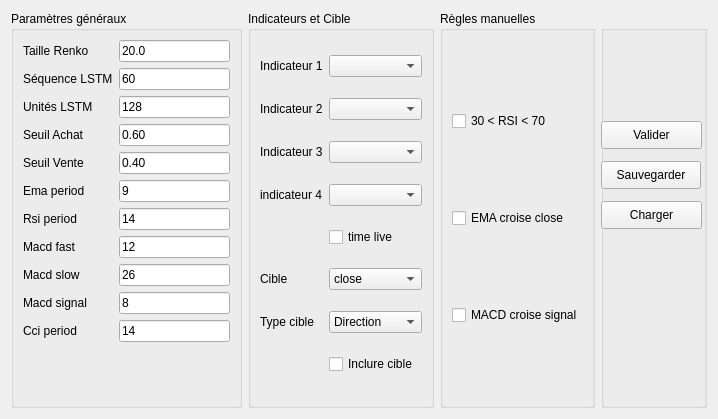
This is ui/config_tab.ui in pmergaux/PmxRkoGui as Qt 5 draws it before an edit. The edited form follows.
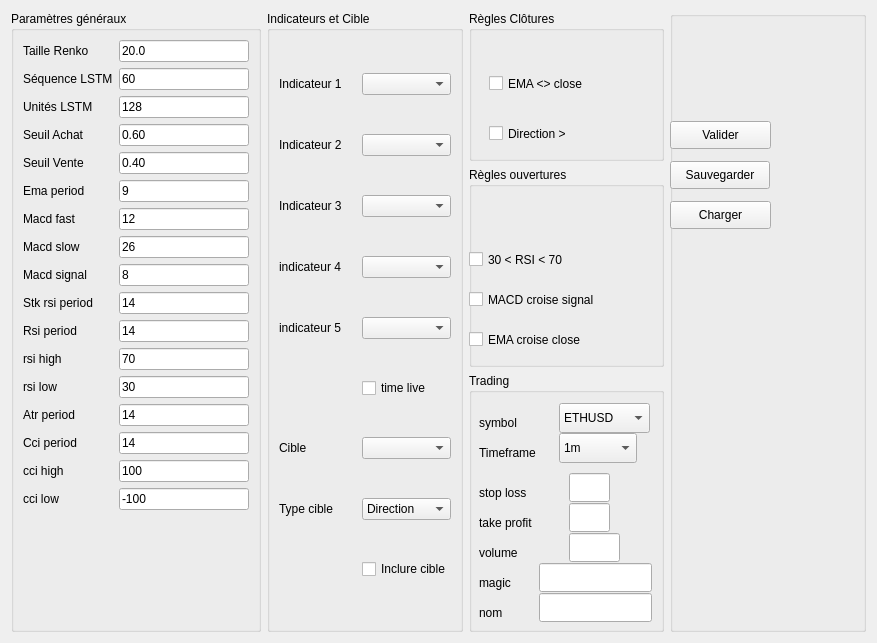
This is the edited form.

```diff
--- a/ui/config_tab.ui
+++ b/ui/config_tab.ui
@@ -6,19 +6,25 @@
    <rect>
     <x>0</x>
     <y>0</y>
-    <width>718</width>
-    <height>419</height>
+    <width>877</width>
+    <height>643</height>
    </rect>
   </property>
   <property name="maximumSize">
    <size>
-    <width>718</width>
+    <width>1920</width>
     <height>16777215</height>
    </size>
   </property>
   <layout class="QHBoxLayout">
    <item>
     <widget class="QGroupBox" name="group_params">
+     <property name="maximumSize">
+      <size>
+       <width>250</width>
+       <height>16777215</height>
+      </size>
+     </property>
      <property name="title">
       <string>Paramètres généraux</string>
      </property>
@@ -73,7 +79,7 @@
        </widget>
       </item>
       <item row="3" column="1">
-       <widget class="QLineEdit" name="threshold_buy">
+       <widget class="QLineEdit" name="lstm_threshold_buy">
         <property name="text">
          <string>0.60</string>
         </property>
@@ -87,29 +93,12 @@
        </widget>
       </item>
       <item row="4" column="1">
-       <widget class="QLineEdit" name="threshold_sell">
+       <widget class="QLineEdit" name="lstm_threshold_sell">
         <property name="text">
          <string>0.40</string>
         </property>
        </widget>
       </item>
-      <item row="6" column="0">
-       <widget class="QLabel" name="rsiPeriodLabel">
-        <property name="text">
-         <string>Rsi period</string>
-        </property>
-       </widget>
-      </item>
-      <item row="6" column="1">
-       <widget class="QLineEdit" name="rsi_period">
-        <property name="inputMask">
-         <string>##</string>
-        </property>
-        <property name="text">
-         <string>14</string>
-        </property>
-       </widget>
-      </item>
       <item row="7" column="0">
        <widget class="QLabel" name="macdFastLabel">
         <property name="text">
@@ -162,14 +151,14 @@
        </widget>
       </item>
       <item row="10" column="0">
-       <widget class="QLabel" name="cciPeriodLabel">
+       <widget class="QLabel" name="StkRsiPeriodLabel">
         <property name="text">
-         <string>Cci period</string>
+         <string>Stk rsi period</string>
         </property>
        </widget>
       </item>
       <item row="10" column="1">
-       <widget class="QLineEdit" name="cci_period">
+       <widget class="QLineEdit" name="stk_rsi_period">
         <property name="inputMask">
          <string>##</string>
         </property>
@@ -195,6 +184,110 @@
         </property>
        </widget>
       </item>
+      <item row="13" column="0">
+       <widget class="QLabel" name="rsiHighLabel">
+        <property name="text">
+         <string>rsi high</string>
+        </property>
+       </widget>
+      </item>
+      <item row="13" column="1">
+       <widget class="QLineEdit" name="rsi_high">
+        <property name="text">
+         <string>70</string>
+        </property>
+       </widget>
+      </item>
+      <item row="14" column="0">
+       <widget class="QLabel" name="rsiLowLabel">
+        <property name="text">
+         <string>rsi low</string>
+        </property>
+       </widget>
+      </item>
+      <item row="14" column="1">
+       <widget class="QLineEdit" name="rsi_low">
+        <property name="text">
+         <string>30</string>
+        </property>
+       </widget>
+      </item>
+      <item row="11" column="0">
+       <widget class="QLabel" name="rsiPeriodLabel">
+        <property name="text">
+         <string>Rsi period</string>
+        </property>
+       </widget>
+      </item>
+      <item row="11" column="1">
+       <widget class="QLineEdit" name="rsi_period">
+        <property name="inputMask">
+         <string>##</string>
+        </property>
+        <property name="text">
+         <string>14</string>
+        </property>
+       </widget>
+      </item>
+      <item row="15" column="0">
+       <widget class="QLabel" name="atrPeriodLabel">
+        <property name="text">
+         <string>Atr period</string>
+        </property>
+       </widget>
+      </item>
+      <item row="15" column="1">
+       <widget class="QLineEdit" name="atr_period">
+        <property name="text">
+         <string>14</string>
+        </property>
+       </widget>
+      </item>
+      <item row="19" column="0">
+       <widget class="QLabel" name="cciHighLabel">
+        <property name="text">
+         <string>cci high</string>
+        </property>
+       </widget>
+      </item>
+      <item row="19" column="1">
+       <widget class="QLineEdit" name="cci_high">
+        <property name="text">
+         <string>100</string>
+        </property>
+       </widget>
+      </item>
+      <item row="20" column="0">
+       <widget class="QLabel" name="cciLowLabel">
+        <property name="text">
+         <string>cci low</string>
+        </property>
+       </widget>
+      </item>
+      <item row="20" column="1">
+       <widget class="QLineEdit" name="cci_low">
+        <property name="text">
+         <string>-100</string>
+        </property>
+       </widget>
+      </item>
+      <item row="17" column="1">
+       <widget class="QLineEdit" name="cci_period">
+        <property name="inputMask">
+         <string>##</string>
+        </property>
+        <property name="text">
+         <string>14</string>
+        </property>
+       </widget>
+      </item>
+      <item row="17" column="0">
+       <widget class="QLabel" name="cciPeriodLabel_">
+        <property name="text">
+         <string>Cci period</string>
+        </property>
+       </widget>
+      </item>
      </layout>
     </widget>
    </item>
@@ -204,110 +297,47 @@
       <string>Indicateurs et Cible</string>
      </property>
      <layout class="QGridLayout" name="grid_features">
-      <item row="0" column="0">
-       <widget class="QLabel" name="label">
-        <property name="text">
-         <string>Indicateur 1</string>
-        </property>
-       </widget>
-      </item>
       <item row="2" column="1">
-       <widget class="QComboBox" name="feat_3">
-        <item>
-         <property name="text">
-          <string/>
-         </property>
-        </item>
-        <item>
-         <property name="text">
-          <string>LSTM</string>
-         </property>
-        </item>
-        <item>
-         <property name="text">
-          <string>EMA</string>
-         </property>
-        </item>
-        <item>
-         <property name="text">
-          <string>RSI</string>
-         </property>
-        </item>
-        <item>
-         <property name="text">
-          <string>MACD_line</string>
-         </property>
-        </item>
-        <item>
-         <property name="text">
-          <string>CCI</string>
-         </property>
-        </item>
-       </widget>
+       <widget class="QComboBox" name="feat_3"/>
+      </item>
+      <item row="4" column="1">
+       <widget class="QComboBox" name="feat_5"/>
+      </item>
+      <item row="1" column="1">
+       <widget class="QComboBox" name="feat_2"/>
       </item>
       <item row="6" column="0">
        <widget class="QLabel" name="label">
         <property name="text">
-         <string>Type cible</string>
+         <string>Cible</string>
         </property>
        </widget>
       </item>
-      <item row="7" column="1">
+      <item row="8" column="1">
        <widget class="QCheckBox" name="target_include">
         <property name="text">
          <string>Inclure cible</string>
         </property>
        </widget>
       </item>
-      <item row="1" column="0">
+      <item row="2" column="0">
        <widget class="QLabel" name="label">
         <property name="text">
-         <string>Indicateur 2</string>
+         <string>Indicateur 3</string>
+        </property>
+       </widget>
+      </item>
+      <item row="0" column="0">
+       <widget class="QLabel" name="label">
+        <property name="text">
+         <string>Indicateur 1</string>
         </property>
        </widget>
       </item>
       <item row="0" column="1">
-       <widget class="QComboBox" name="feat_1">
-        <item>
-         <property name="text">
-          <string/>
-         </property>
-        </item>
-        <item>
-         <property name="text">
-          <string>LSTM</string>
-         </property>
-        </item>
-        <item>
-         <property name="text">
-          <string>EMA</string>
-         </property>
-        </item>
-        <item>
-         <property name="text">
-          <string>RSI</string>
-         </property>
-        </item>
-        <item>
-         <property name="text">
-          <string>MACD_line</string>
-         </property>
-        </item>
-        <item>
-         <property name="text">
-          <string>CCI</string>
-         </property>
-        </item>
-       </widget>
+       <widget class="QComboBox" name="feat_1"/>
       </item>
-      <item row="5" column="0">
-       <widget class="QLabel" name="label">
-        <property name="text">
-         <string>Cible</string>
-        </property>
-       </widget>
-      </item>
-      <item row="6" column="1">
+      <item row="7" column="1">
        <widget class="QComboBox" name="target_type">
         <item>
          <property name="text">
@@ -326,101 +356,41 @@
         </item>
        </widget>
       </item>
-      <item row="5" column="1">
-       <widget class="QComboBox" name="target_col">
-        <item>
-         <property name="text">
-          <string>close</string>
-         </property>
-        </item>
-        <item>
-         <property name="text">
-          <string>EMA</string>
-         </property>
-        </item>
-        <item>
-         <property name="text">
-          <string>RSI</string>
-         </property>
-        </item>
-       </widget>
-      </item>
       <item row="3" column="1">
-       <widget class="QComboBox" name="feat_4">
-        <item>
-         <property name="text">
-          <string/>
-         </property>
-        </item>
-        <item>
-         <property name="text">
-          <string>LSTM</string>
-         </property>
-        </item>
-        <item>
-         <property name="text">
-          <string>EMA</string>
-         </property>
-        </item>
-        <item>
-         <property name="text">
-          <string>RSI</string>
-         </property>
-        </item>
-        <item>
-         <property name="text">
-          <string>MACD_line</string>
-         </property>
-        </item>
-        <item>
-         <property name="text">
-          <string>CCI</string>
-         </property>
-        </item>
+       <widget class="QComboBox" name="feat_4"/>
+      </item>
+      <item row="7" column="0">
+       <widget class="QLabel" name="label">
+        <property name="text">
+         <string>Type cible</string>
+        </property>
        </widget>
       </item>
-      <item row="1" column="1">
-       <widget class="QComboBox" name="feat_2">
-        <item>
-         <property name="text">
-          <string/>
-         </property>
-        </item>
-        <item>
-         <property name="text">
-          <string>LSTM</string>
-         </property>
-        </item>
-        <item>
-         <property name="text">
-          <string>EMA</string>
-         </property>
-        </item>
-        <item>
-         <property name="text">
-          <string>RSI</string>
-         </property>
-        </item>
-        <item>
-         <property name="text">
-          <string>MACD_line</string>
-         </property>
-        </item>
-        <item>
-         <property name="text">
-          <string>CCI</string>
-         </property>
-        </item>
+      <item row="6" column="1">
+       <widget class="QComboBox" name="target_col"/>
+      </item>
+      <item row="3" column="0">
+       <widget class="QLabel" name="label_2">
+        <property name="text">
+         <string>indicateur 4</string>
+        </property>
        </widget>
       </item>
-      <item row="2" column="0">
+      <item row="4" column="0">
+       <widget class="QLabel" name="label_3">
+        <property name="text">
+         <string>indicateur 5</string>
+        </property>
+       </widget>
+      </item>
+      <item row="1" column="0">
        <widget class="QLabel" name="label">
         <property name="text">
-         <string>Indicateur 3</string>
+         <string>Indicateur 2</string>
         </property>
        </widget>
       </item>
-      <item row="4" column="1">
+      <item row="5" column="1">
        <widget class="QCheckBox" name="time_live">
         <property name="text">
          <string>time live</string>
@@ -430,50 +400,376 @@
         </property>
        </widget>
       </item>
-      <item row="3" column="0">
-       <widget class="QLabel" name="label_2">
-        <property name="text">
-         <string>indicateur 4</string>
-        </property>
-       </widget>
-      </item>
      </layout>
     </widget>
    </item>
    <item>
-    <widget class="QGroupBox" name="group_rules">
-     <property name="title">
-      <string>Règles manuelles</string>
-     </property>
-     <layout class="QVBoxLayout">
-      <item>
+    <layout class="QVBoxLayout" name="verticalLayout">
+     <item>
+      <widget class="QGroupBox" name="groupBox_2">
+       <property name="maximumSize">
+        <size>
+         <width>16777215</width>
+         <height>150</height>
+        </size>
+       </property>
+       <property name="styleSheet">
+        <string notr="true"/>
+       </property>
+       <property name="title">
+        <string>Règles Clôtures</string>
+       </property>
+       <widget class="QCheckBox" name="close_ema">
+        <property name="geometry">
+         <rect>
+          <x>20</x>
+          <y>60</y>
+          <width>150</width>
+          <height>25</height>
+         </rect>
+        </property>
+        <property name="minimumSize">
+         <size>
+          <width>150</width>
+          <height>0</height>
+         </size>
+        </property>
+        <property name="text">
+         <string>EMA &lt;&gt; close</string>
+        </property>
+       </widget>
+       <widget class="QCheckBox" name="close_sens">
+        <property name="geometry">
+         <rect>
+          <x>20</x>
+          <y>110</y>
+          <width>95</width>
+          <height>25</height>
+         </rect>
+        </property>
+        <property name="text">
+         <string>Direction &gt;</string>
+        </property>
+       </widget>
+      </widget>
+     </item>
+     <item>
+      <widget class="QGroupBox" name="group_rules">
+       <property name="maximumSize">
+        <size>
+         <width>16777215</width>
+         <height>200</height>
+        </size>
+       </property>
+       <property name="title">
+        <string>Règles ouvertures</string>
+       </property>
        <widget class="QCheckBox" name="rule_rsi">
+        <property name="geometry">
+         <rect>
+          <x>0</x>
+          <y>80</y>
+          <width>113</width>
+          <height>25</height>
+         </rect>
+        </property>
         <property name="text">
          <string>30 &lt; RSI &lt; 70</string>
         </property>
        </widget>
-      </item>
-      <item>
        <widget class="QCheckBox" name="rule_ema">
+        <property name="geometry">
+         <rect>
+          <x>0</x>
+          <y>160</y>
+          <width>138</width>
+          <height>25</height>
+         </rect>
+        </property>
         <property name="text">
          <string>EMA croise close</string>
         </property>
        </widget>
-      </item>
-      <item>
        <widget class="QCheckBox" name="rule_macd">
+        <property name="geometry">
+         <rect>
+          <x>0</x>
+          <y>120</y>
+          <width>155</width>
+          <height>25</height>
+         </rect>
+        </property>
         <property name="text">
          <string>MACD croise signal</string>
         </property>
        </widget>
-      </item>
-     </layout>
-    </widget>
+      </widget>
+     </item>
+     <item>
+      <widget class="QGroupBox" name="groupBox_3">
+       <property name="title">
+        <string>Trading</string>
+       </property>
+       <widget class="QLineEdit" name="sl">
+        <property name="geometry">
+         <rect>
+          <x>100</x>
+          <y>100</y>
+          <width>41</width>
+          <height>29</height>
+         </rect>
+        </property>
+       </widget>
+       <widget class="QLabel" name="label_4">
+        <property name="geometry">
+         <rect>
+          <x>10</x>
+          <y>40</y>
+          <width>63</width>
+          <height>20</height>
+         </rect>
+        </property>
+        <property name="text">
+         <string>symbol</string>
+        </property>
+       </widget>
+       <widget class="QComboBox" name="symbol">
+        <property name="geometry">
+         <rect>
+          <x>90</x>
+          <y>30</y>
+          <width>91</width>
+          <height>30</height>
+         </rect>
+        </property>
+        <item>
+         <property name="text">
+          <string>ETHUSD</string>
+         </property>
+        </item>
+        <item>
+         <property name="text">
+          <string>BTCUSD</string>
+         </property>
+        </item>
+        <item>
+         <property name="text">
+          <string>SOLUSD</string>
+         </property>
+        </item>
+       </widget>
+       <widget class="QComboBox" name="timeframe">
+        <property name="geometry">
+         <rect>
+          <x>90</x>
+          <y>60</y>
+          <width>78</width>
+          <height>30</height>
+         </rect>
+        </property>
+        <item>
+         <property name="text">
+          <string>1m</string>
+         </property>
+        </item>
+        <item>
+         <property name="text">
+          <string>2m</string>
+         </property>
+        </item>
+        <item>
+         <property name="text">
+          <string>3m</string>
+         </property>
+        </item>
+        <item>
+         <property name="text">
+          <string>4m</string>
+         </property>
+        </item>
+        <item>
+         <property name="text">
+          <string>5m</string>
+         </property>
+        </item>
+        <item>
+         <property name="text">
+          <string>10m</string>
+         </property>
+        </item>
+        <item>
+         <property name="text">
+          <string>15m</string>
+         </property>
+        </item>
+        <item>
+         <property name="text">
+          <string>20m</string>
+         </property>
+        </item>
+        <item>
+         <property name="text">
+          <string>30m</string>
+         </property>
+        </item>
+        <item>
+         <property name="text">
+          <string>1h</string>
+         </property>
+        </item>
+        <item>
+         <property name="text">
+          <string>2h</string>
+         </property>
+        </item>
+        <item>
+         <property name="text">
+          <string>4h</string>
+         </property>
+        </item>
+        <item>
+         <property name="text">
+          <string>12h</string>
+         </property>
+        </item>
+        <item>
+         <property name="text">
+          <string>1d</string>
+         </property>
+        </item>
+       </widget>
+       <widget class="QLabel" name="label_5">
+        <property name="geometry">
+         <rect>
+          <x>10</x>
+          <y>70</y>
+          <width>81</width>
+          <height>20</height>
+         </rect>
+        </property>
+        <property name="text">
+         <string>Timeframe</string>
+        </property>
+       </widget>
+       <widget class="QLabel" name="label_6">
+        <property name="geometry">
+         <rect>
+          <x>10</x>
+          <y>110</y>
+          <width>63</width>
+          <height>20</height>
+         </rect>
+        </property>
+        <property name="text">
+         <string>stop loss</string>
+        </property>
+       </widget>
+       <widget class="QLineEdit" name="tp">
+        <property name="geometry">
+         <rect>
+          <x>100</x>
+          <y>130</y>
+          <width>41</width>
+          <height>29</height>
+         </rect>
+        </property>
+       </widget>
+       <widget class="QLabel" name="label_7">
+        <property name="geometry">
+         <rect>
+          <x>10</x>
+          <y>140</y>
+          <width>81</width>
+          <height>20</height>
+         </rect>
+        </property>
+        <property name="text">
+         <string>take profit</string>
+        </property>
+       </widget>
+       <widget class="QLineEdit" name="volume">
+        <property name="geometry">
+         <rect>
+          <x>100</x>
+          <y>160</y>
+          <width>51</width>
+          <height>29</height>
+         </rect>
+        </property>
+       </widget>
+       <widget class="QLabel" name="label_8">
+        <property name="geometry">
+         <rect>
+          <x>10</x>
+          <y>170</y>
+          <width>63</width>
+          <height>20</height>
+         </rect>
+        </property>
+        <property name="text">
+         <string>volume</string>
+        </property>
+       </widget>
+       <widget class="QLabel" name="label_9">
+        <property name="geometry">
+         <rect>
+          <x>10</x>
+          <y>200</y>
+          <width>51</width>
+          <height>20</height>
+         </rect>
+        </property>
+        <property name="text">
+         <string>magic</string>
+        </property>
+       </widget>
+       <widget class="QLabel" name="label_10">
+        <property name="geometry">
+         <rect>
+          <x>10</x>
+          <y>230</y>
+          <width>41</width>
+          <height>20</height>
+         </rect>
+        </property>
+        <property name="text">
+         <string>nom</string>
+        </property>
+       </widget>
+       <widget class="QLineEdit" name="magic">
+        <property name="geometry">
+         <rect>
+          <x>70</x>
+          <y>190</y>
+          <width>113</width>
+          <height>29</height>
+         </rect>
+        </property>
+       </widget>
+       <widget class="QLineEdit" name="name">
+        <property name="geometry">
+         <rect>
+          <x>70</x>
+          <y>220</y>
+          <width>113</width>
+          <height>29</height>
+         </rect>
+        </property>
+       </widget>
+      </widget>
+     </item>
+    </layout>
    </item>
    <item>
     <widget class="QGroupBox" name="groupBox">
+     <property name="minimumSize">
+      <size>
+       <width>100</width>
+       <height>0</height>
+      </size>
+     </property>
      <property name="title">
-      <string>                       </string>
+      <string/>
      </property>
      <widget class="QPushButton" name="btn_validate">
       <property name="geometry">
@@ -516,9 +812,6 @@
      </widget>
     </widget>
    </item>
-   <item>
-    <layout class="QHBoxLayout"/>
-   </item>
   </layout>
  </widget>
  <resources/>
```
